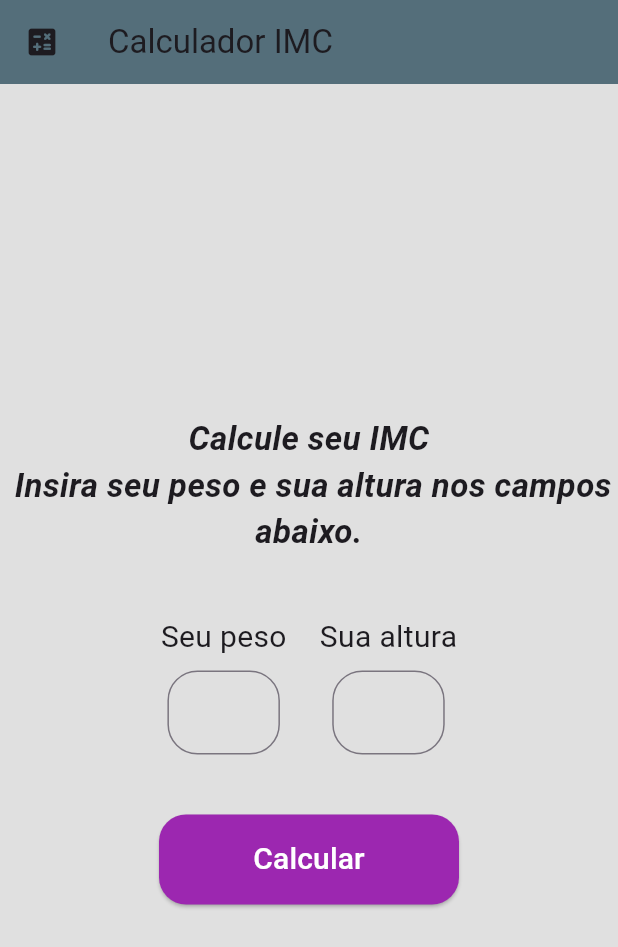
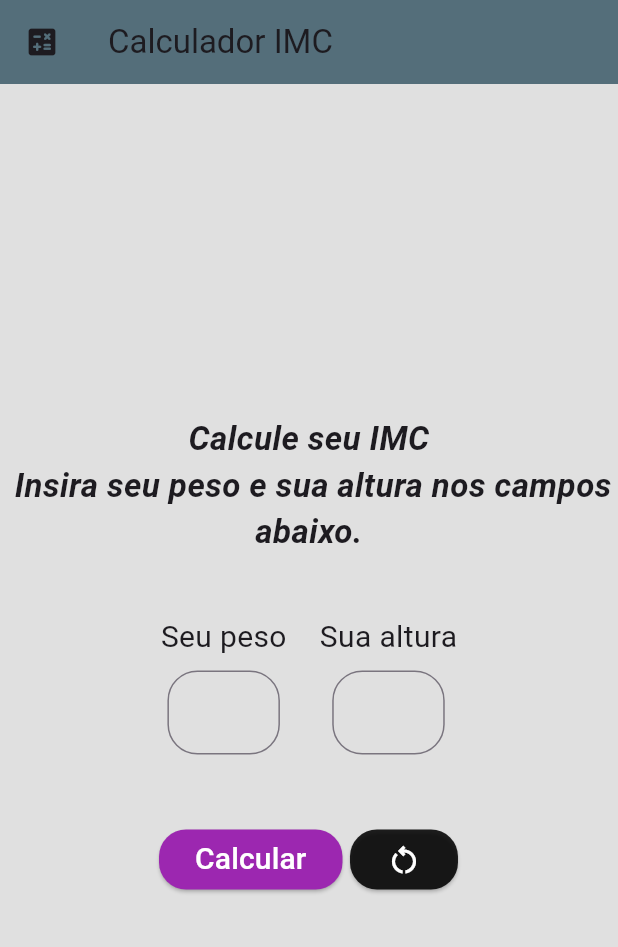
Before and after one commit to diegossantana/calculadoraimc, a Flutter app: the screen it shows after launch, after a tap on "Calcular", on a phone screen of 412 x 824 dp. Shown: the top 947 px of the screen. Run offline on Flutter 3.47's test engine with Material 3 defaults, Android fonts, the phone set to English and light mode, and no system bars.

Commit message:
Pleno e Funcional

```diff
--- a/lib/main.dart
+++ b/lib/main.dart
@@ -30,12 +30,29 @@ class MinhaCalculadoraDeImc extends StatefulWidget {
 }
 
 class _MinhaCalculadoraDeImcState extends State<MinhaCalculadoraDeImc> {
-  TextEditingController pesoController = TextEditingController(text: '');
-  TextEditingController alturaController = TextEditingController(text: '');
+  TextEditingController? pesoController;
+  TextEditingController? alturaController;
 
-  double imc = -1;
-  String classificacao = '';
-  Color corResultado = Colors.white;
+  double? imc;
+  String? classificacao;
+  Color? corResultado;
+
+  @override
+  void initState() {
+    pesoController = TextEditingController(text: '');
+    alturaController = TextEditingController(text: '');
+    imc = -1;
+    classificacao = '';
+    corResultado = Colors.white;
+    super.initState();
+  }
+
+  @override
+  void dispose() {
+    pesoController!.dispose();
+    alturaController!.dispose();
+    super.dispose();
+  }
 
   @override
   Widget build(BuildContext context) {
@@ -67,27 +84,18 @@ class _MinhaCalculadoraDeImcState extends State<MinhaCalculadoraDeImc> {
                   height: 300,
                   decoration: BoxDecoration(
                     borderRadius: BorderRadius.circular(150),
-                    border: Border.all(
-                      width: 6,
-                      color: Colors.greenAccent.shade700,
-                    ),
+                    border: Border.all(width: 6, color: corResultado!),
                   ),
                   child: Column(
                     mainAxisAlignment: MainAxisAlignment.center,
                     children: [
                       Text(
-                        imc.toStringAsFixed(2),
-                        style: TextStyle(
-                          fontSize: 42,
-                          color: Colors.greenAccent.shade700,
-                        ),
+                        imc!.toStringAsFixed(2),
+                        style: TextStyle(fontSize: 42, color: corResultado),
                       ),
                       Text(
-                        classificacao = getClassificacaoIMC(imc),
-                        style: TextStyle(
-                          fontSize: 20,
-                          color: Colors.greenAccent.shade700,
-                        ),
+                        classificacao!,
+                        style: TextStyle(fontSize: 20, color: corResultado),
                       ),
                     ],
                   ),
@@ -141,13 +149,21 @@ class _MinhaCalculadoraDeImcState extends State<MinhaCalculadoraDeImc> {
             Container(
               width: 200,
               height: 60,
-              child: ElevatedButton(
+              child: Row(
+                children: [
+                  ElevatedButton(
                     onPressed: () {
-                  double peso = double.parse(pesoController.text);
-                  double altura = double.parse(alturaController.text);
+                      try {
+                        double peso = double.parse(pesoController!.text);
+                        double altura = double.parse(alturaController!.text);
                         setState(() {
                           imc = peso / (altura * altura);
+                          classificacao = getClassificacaoIMC(imc!);
+                          corResultado = getCorIMC(imc!);
                         });
+                      } on Exception {
+                        resetFields();
+                      }
                     },
                     style: ElevatedButton.styleFrom(
                       backgroundColor: Colors.purple,
@@ -161,6 +177,25 @@ class _MinhaCalculadoraDeImcState extends State<MinhaCalculadoraDeImc> {
                       'Calcular',
                       style: TextStyle(fontSize: 20, color: Colors.white),
                     ),
+                  ),
+                  SizedBox(width: 5),
+                  ElevatedButton(
+                    onPressed: resetFields,
+                    style: ElevatedButton.styleFrom(
+                      backgroundColor: Colors.black87,
+                      shape: RoundedRectangleBorder(
+                        borderRadius: BorderRadius.circular(
+                          18,
+                        ), // Borda arredondada
+                      ),
+                    ),
+                    child: Icon(
+                      Icons.restart_alt_outlined,
+                      color: Colors.white,
+                      size: 24,
+                    ),
+                  ),
+                ],
               ),
             ),
           ],
@@ -186,4 +221,32 @@ class _MinhaCalculadoraDeImcState extends State<MinhaCalculadoraDeImc> {
 
     return 'IMC inválido: $imc';
   }
+
+  Color getCorIMC(double imc) {
+    if (imc <= 18.5) {
+      return Colors.blue;
+    } else if (imc >= 18.5 && imc <= 24.9) {
+      return Colors.greenAccent.shade700;
+    } else if (imc >= 25.0 && imc <= 29.9) {
+      return Color(0xFFF4BE8E);
+    } else if (imc >= 30.0 && imc <= 34.9) {
+      return Color(0xFFEE9809);
+    } else if (imc >= 35.0 && imc <= 39.9) {
+      return Color(0xFFE44F38);
+    } else if (imc >= 40.0) {
+      return Colors.red;
     }
+
+    return Colors.lightBlueAccent;
+  }
+
+  void resetFields() {
+    setState(() {
+      pesoController = TextEditingController(text: '');
+      alturaController = TextEditingController(text: '');
+      imc = -1;
+      classificacao = '';
+      corResultado = Colors.black;
+    });
+  }
+}
```
Lines whose indentation alone changed are shown as unchanged.
